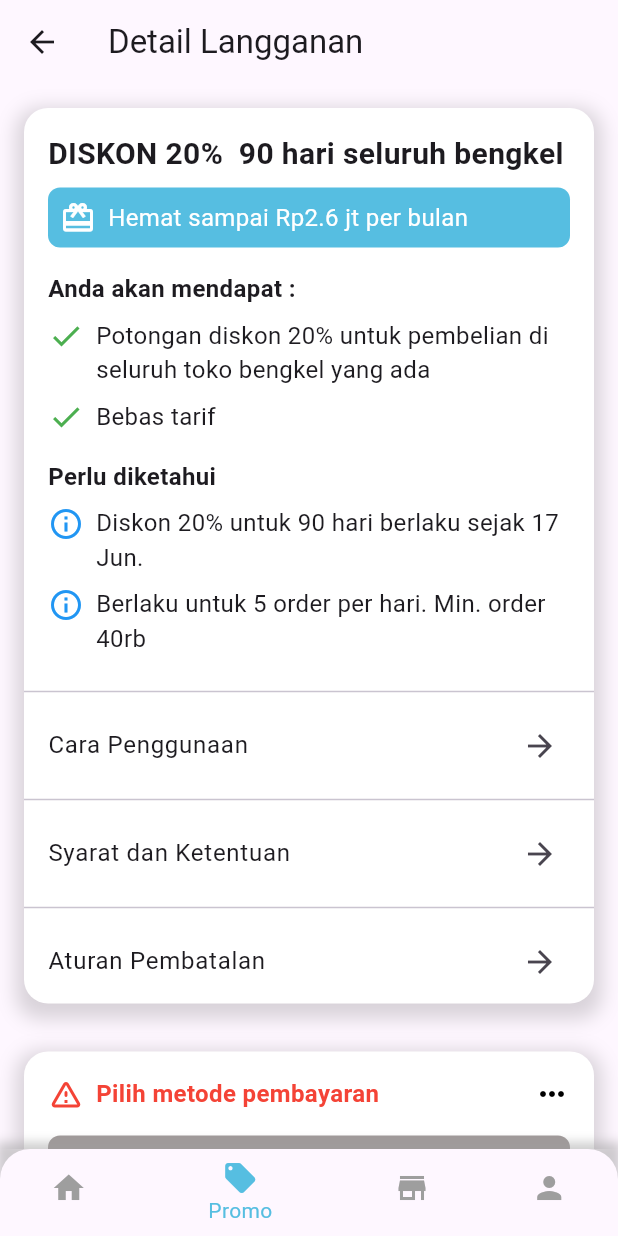
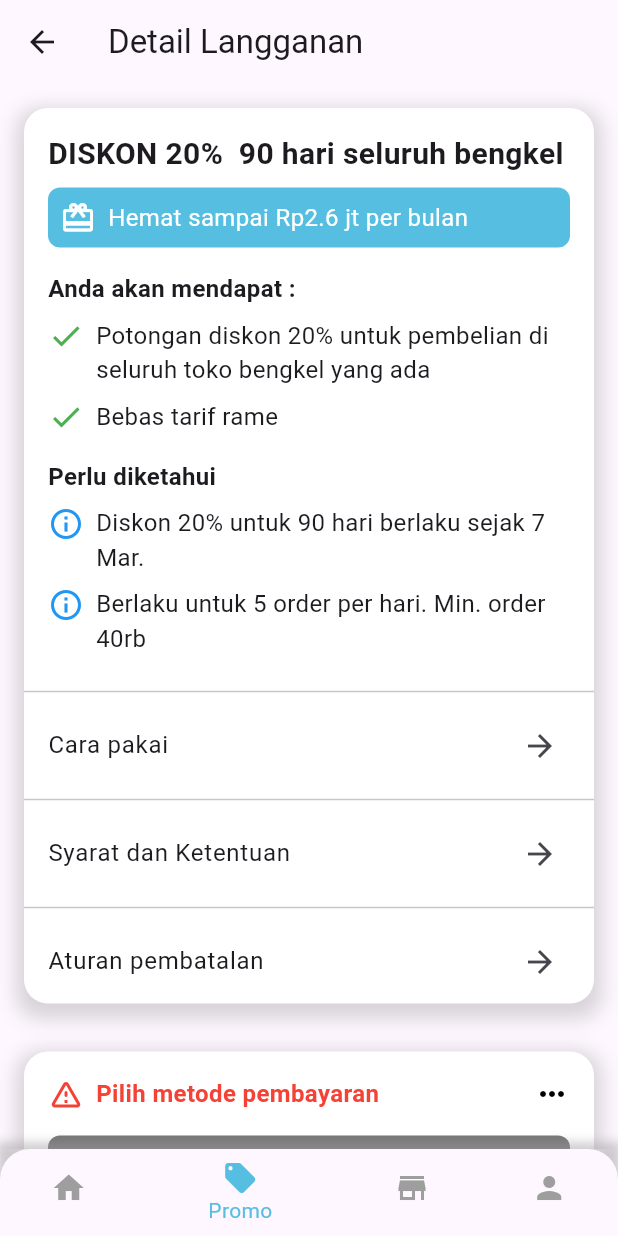
Before and after one commit to yogaacor/SiMontir, a Flutter app: the DetailLanggananPage screen opened directly, on a phone screen of 412 x 824 dp. Run offline on Flutter 3.47's test engine with Material 3 defaults, Android fonts, the phone set to English and light mode, and no system bars; our stand-ins replace google_maps_flutter, location.

Commit message:
UI-cara_langganan

```diff
--- a/lib/detaillangganan.dart
+++ b/lib/detaillangganan.dart
@@ -1,5 +1,6 @@
 import 'package:flutter/material.dart';
 import 'pesanmontir.dart';
+import 'caralangganan.dart';
 
 class DetailLanggananPage extends StatelessWidget {
   void _onBottomNavTapped(int index, BuildContext context) {
@@ -99,7 +100,7 @@ class DetailLanggananPage extends StatelessWidget {
                               SizedBox(width: 8),
                               Expanded(
                                 child: Text(
-                                  'Bebas tarif',
+                                  'Bebas tarif rame',
                                   style: TextStyle(fontSize: 16),
                                 ),
                               ),
@@ -118,7 +119,7 @@ class DetailLanggananPage extends StatelessWidget {
                               SizedBox(width: 8),
                               Expanded(
                                 child: Text(
-                                  'Diskon 20% untuk 90 hari berlaku sejak 17 Jun.',
+                                  'Diskon 20% untuk 90 hari berlaku sejak 7 Mar.',
                                   style: TextStyle(fontSize: 16),
                                 ),
                               ),
@@ -143,10 +144,13 @@ class DetailLanggananPage extends StatelessWidget {
                     ),
                     Divider(),
                     ListTile(
-                      title: Text('Cara Penggunaan'),
+                      title: Text('Cara pakai'),
                       trailing: Icon(Icons.arrow_forward),
                       onTap: () {
-                        // Handle navigation to Cara pakai page
+                        Navigator.push(
+                          context,
+                          MaterialPageRoute(builder: (context) => CaraLanggananPage()),
+                        );
                       },
                     ),
                     Divider(),
@@ -159,7 +163,7 @@ class DetailLanggananPage extends StatelessWidget {
                     ),
                     Divider(),
                     ListTile(
-                      title: Text('Aturan Pembatalan'),
+                      title: Text('Aturan pembatalan'),
                       trailing: Icon(Icons.arrow_forward),
                       onTap: () {
                         // Handle navigation to Aturan pembatalan page
@@ -205,7 +209,7 @@ class DetailLanggananPage extends StatelessWidget {
                     Container(
                       padding: EdgeInsets.all(16.0),
                       decoration: BoxDecoration(
-                        color: Color.fromARGB(255, 159, 153, 153),
+                        color: Colors.grey[600],
                         borderRadius: BorderRadius.circular(8.0),
                       ),
                       child: Row(
@@ -229,7 +233,7 @@ class DetailLanggananPage extends StatelessWidget {
                     ),
                     SizedBox(height: 8),
                     Text(
-                      'Perbarui otomatis di 17 Jun. Batalin kapan aja',
+                      'Perbarui otomatis di 7 Mar. Batalin kapan aja',
                       style: TextStyle(fontSize: 14, color: Colors.grey[700]),
                     ),
                   ],
```
Also changed, not shown: lib/caralangganan.dart (added, +86 -0 lines).
